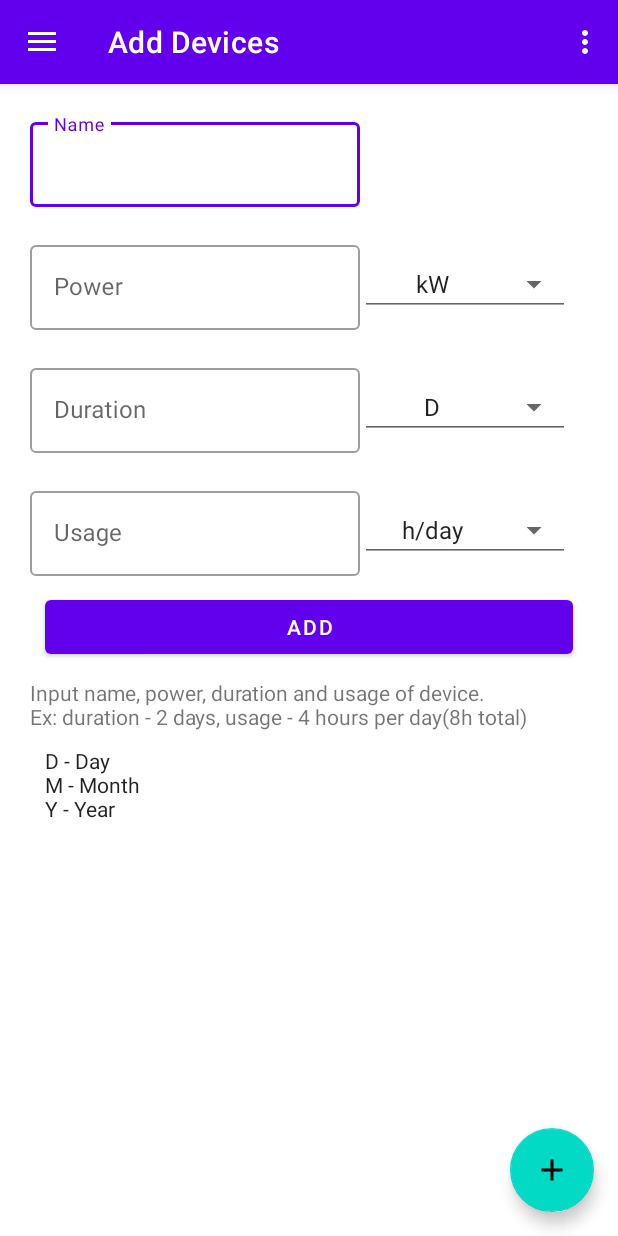
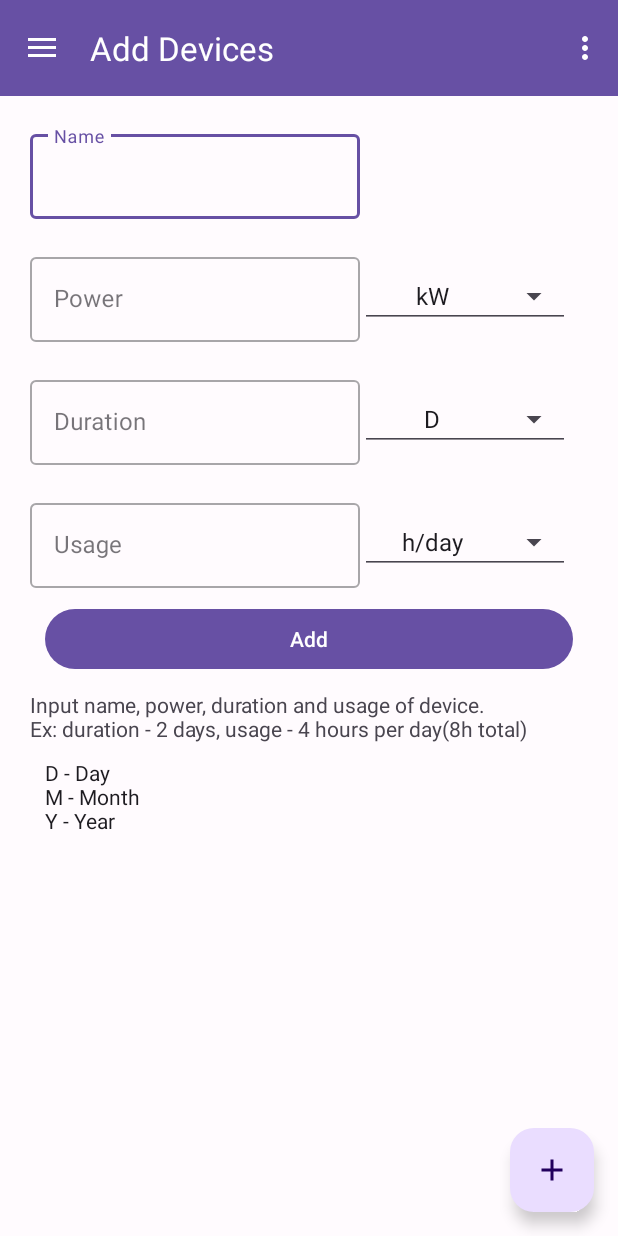
Before and after one commit to Sory-Noroc/ElectricCalculator, an Android app: the screen it shows after launch (MainActivity), on a phone screen of 412 x 824 dp. Run offline under Robolectric (Android 15) with nearby library versions, the phone set to English and light mode, and no system bars; our stand-ins replace navigation-ui.

Commit message:
Changed app theme

```diff
--- a/app/src/main/res/layout/nav_header_main.xml
+++ b/app/src/main/res/layout/nav_header_main.xml
@@ -3,7 +3,7 @@
     xmlns:app="http://schemas.android.com/apk/res-auto"
     android:layout_width="match_parent"
     android:layout_height="@dimen/nav_header_height"
-    android:background="@drawable/side_nav_bar"
+    android:background="?attr/colorPrimary"
     android:gravity="bottom"
     android:orientation="vertical"
     android:paddingLeft="@dimen/activity_horizontal_margin"
--- a/app/src/main/res/values-night/themes.xml
+++ b/app/src/main/res/values-night/themes.xml
@@ -1,16 +1,36 @@
-<resources xmlns:tools="http://schemas.android.com/tools">
-    <!-- Base application theme. -->
-    <style name="Theme.Elecalc" parent="Theme.MaterialComponents.DayNight.DarkActionBar">
-        <!-- Primary brand color. -->
-        <item name="colorPrimary">@color/purple_200</item>
-        <item name="colorPrimaryVariant">@color/purple_700</item>
-        <item name="colorOnPrimary">@color/black</item>
-        <!-- Secondary brand color. -->
-        <item name="colorSecondary">@color/teal_200</item>
-        <item name="colorSecondaryVariant">@color/teal_200</item>
-        <item name="colorOnSecondary">@color/black</item>
-        <!-- Status bar color. -->
-        <item name="android:statusBarColor">?attr/colorPrimaryVariant</item>
-        <!-- Customize your theme here. -->
+
+<resources>
+    <style name="Theme.Elecalc" parent="Theme.Material3.Dark.NoActionBar">
+        <item name="colorPrimary">@color/md_theme_dark_primary</item>
+        <item name="colorOnPrimary">@color/md_theme_dark_onPrimary</item>
+        <item name="colorPrimaryContainer">@color/md_theme_dark_primaryContainer</item>
+        <item name="colorOnPrimaryContainer">@color/md_theme_dark_onPrimaryContainer</item>
+        <item name="colorSecondary">@color/md_theme_dark_secondary</item>
+        <item name="colorOnSecondary">@color/md_theme_dark_onSecondary</item>
+        <item name="colorSecondaryContainer">@color/md_theme_dark_secondaryContainer</item>
+        <item name="colorOnSecondaryContainer">@color/md_theme_dark_onSecondaryContainer</item>
+        <item name="colorTertiary">@color/md_theme_dark_tertiary</item>
+        <item name="colorOnTertiary">@color/md_theme_dark_onTertiary</item>
+        <item name="colorTertiaryContainer">@color/md_theme_dark_tertiaryContainer</item>
+        <item name="colorOnTertiaryContainer">@color/md_theme_dark_onTertiaryContainer</item>
+        <item name="colorError">@color/md_theme_dark_error</item>
+        <item name="colorOnError">@color/md_theme_dark_onError</item>
+        <item name="colorErrorContainer">@color/md_theme_dark_errorContainer</item>
+        <item name="colorOnErrorContainer">@color/md_theme_dark_onErrorContainer</item>
+        <item name="colorOutline">@color/md_theme_dark_outline</item>
+        <item name="android:colorBackground">@color/md_theme_dark_background</item>
+        <item name="colorOnBackground">@color/md_theme_dark_onBackground</item>
+        <item name="colorSurface">@color/md_theme_dark_surface</item>
+        <item name="colorOnSurface">@color/md_theme_dark_onSurface</item>
+        <item name="colorSurfaceVariant">@color/md_theme_dark_surfaceVariant</item>
+        <item name="colorOnSurfaceVariant">@color/md_theme_dark_onSurfaceVariant</item>
+        <item name="colorSurfaceInverse">@color/md_theme_dark_inverseSurface</item>
+        <item name="colorOnSurfaceInverse">@color/md_theme_dark_inverseOnSurface</item>
+        <item name="colorPrimaryInverse">@color/md_theme_dark_inversePrimary</item>
     </style>
+
+    <style name="Theme.Elecalc.DrawerBackground" parent="ThemeOverlay.AppCompat.Dark">
+        <item name="background">@color/md_theme_dark_primary</item>
+    </style>
+
 </resources>
--- a/app/src/main/res/values/colors.xml
+++ b/app/src/main/res/values/colors.xml
@@ -1,10 +1,64 @@
-<?xml version="1.0" encoding="utf-8"?>
+
 <resources>
-    <color name="purple_200">#FFBB86FC</color>
-    <color name="purple_500">#FF6200EE</color>
-    <color name="purple_700">#FF3700B3</color>
-    <color name="teal_200">#FF03DAC5</color>
-    <color name="teal_700">#FF018786</color>
-    <color name="black">#FF000000</color>
-    <color name="white">#FFFFFFFF</color>
+    <color name="seed">#6750A4</color>
+    <color name="md_theme_light_primary">#6750A4</color>
+    <color name="md_theme_light_onPrimary">#FFFFFF</color>
+    <color name="md_theme_light_primaryContainer">#EADDFF</color>
+    <color name="md_theme_light_onPrimaryContainer">#21005D</color>
+    <color name="md_theme_light_secondary">#625B71</color>
+    <color name="md_theme_light_onSecondary">#FFFFFF</color>
+    <color name="md_theme_light_secondaryContainer">#E8DEF8</color>
+    <color name="md_theme_light_onSecondaryContainer">#1D192B</color>
+    <color name="md_theme_light_tertiary">#7D5260</color>
+    <color name="md_theme_light_onTertiary">#FFFFFF</color>
+    <color name="md_theme_light_tertiaryContainer">#FFD8E4</color>
+    <color name="md_theme_light_onTertiaryContainer">#31111D</color>
+    <color name="md_theme_light_error">#B3261E</color>
+    <color name="md_theme_light_onError">#FFFFFF</color>
+    <color name="md_theme_light_errorContainer">#F9DEDC</color>
+    <color name="md_theme_light_onErrorContainer">#410E0B</color>
+    <color name="md_theme_light_outline">#79747E</color>
+    <color name="md_theme_light_background">#FFFBFE</color>
+    <color name="md_theme_light_onBackground">#1C1B1F</color>
+    <color name="md_theme_light_surface">#FFFBFE</color>
+    <color name="md_theme_light_onSurface">#1C1B1F</color>
+    <color name="md_theme_light_surfaceVariant">#E7E0EC</color>
+    <color name="md_theme_light_onSurfaceVariant">#49454F</color>
+    <color name="md_theme_light_inverseSurface">#313033</color>
+    <color name="md_theme_light_inverseOnSurface">#F4EFF4</color>
+    <color name="md_theme_light_inversePrimary">#D0BCFF</color>
+    <color name="md_theme_light_shadow">#000000</color>
+    <color name="md_theme_light_surfaceTint">#6750A4</color>
+    <color name="md_theme_light_outlineVariant">#CAC4D0</color>
+    <color name="md_theme_light_scrim">#000000</color>
+    <color name="md_theme_dark_primary">#D0BCFF</color>
+    <color name="md_theme_dark_onPrimary">#381E72</color>
+    <color name="md_theme_dark_primaryContainer">#4F378B</color>
+    <color name="md_theme_dark_onPrimaryContainer">#EADDFF</color>
+    <color name="md_theme_dark_secondary">#CCC2DC</color>
+    <color name="md_theme_dark_onSecondary">#332D41</color>
+    <color name="md_theme_dark_secondaryContainer">#4A4458</color>
+    <color name="md_theme_dark_onSecondaryContainer">#E8DEF8</color>
+    <color name="md_theme_dark_tertiary">#EFB8C8</color>
+    <color name="md_theme_dark_onTertiary">#492532</color>
+    <color name="md_theme_dark_tertiaryContainer">#633B48</color>
+    <color name="md_theme_dark_onTertiaryContainer">#FFD8E4</color>
+    <color name="md_theme_dark_error">#F2B8B5</color>
+    <color name="md_theme_dark_onError">#601410</color>
+    <color name="md_theme_dark_errorContainer">#8C1D18</color>
+    <color name="md_theme_dark_onErrorContainer">#F9DEDC</color>
+    <color name="md_theme_dark_outline">#938F99</color>
+    <color name="md_theme_dark_background">#1C1B1F</color>
+    <color name="md_theme_dark_onBackground">#E6E1E5</color>
+    <color name="md_theme_dark_surface">#1C1B1F</color>
+    <color name="md_theme_dark_onSurface">#E6E1E5</color>
+    <color name="md_theme_dark_surfaceVariant">#49454F</color>
+    <color name="md_theme_dark_onSurfaceVariant">#CAC4D0</color>
+    <color name="md_theme_dark_inverseSurface">#E6E1E5</color>
+    <color name="md_theme_dark_inverseOnSurface">#313033</color>
+    <color name="md_theme_dark_inversePrimary">#6750A4</color>
+    <color name="md_theme_dark_shadow">#000000</color>
+    <color name="md_theme_dark_surfaceTint">#D0BCFF</color>
+    <color name="md_theme_dark_outlineVariant">#49454F</color>
+    <color name="md_theme_dark_scrim">#000000</color>
 </resources>
--- a/app/src/main/res/values/themes.xml
+++ b/app/src/main/res/values/themes.xml
@@ -1,17 +1,31 @@
-<resources xmlns:tools="http://schemas.android.com/tools">
-    <!-- Base application theme. -->
-    <style name="Theme.Elecalc" parent="Theme.MaterialComponents.DayNight.DarkActionBar">
-        <!-- Primary brand color. -->
-        <item name="colorPrimary">@color/purple_500</item>
-        <item name="colorPrimaryVariant">@color/purple_700</item>
-        <item name="colorOnPrimary">@color/white</item>
-        <!-- Secondary brand color. -->
-        <item name="colorSecondary">@color/teal_200</item>
-        <item name="colorSecondaryVariant">@color/teal_700</item>
-        <item name="colorOnSecondary">@color/black</item>
-        <!-- Status bar color. -->
-        <item name="android:statusBarColor">?attr/colorPrimaryVariant</item>
-        <!-- Customize your theme here. -->
+<resources>
+    <style name="Theme.Elecalc" parent="Theme.Material3.Light.NoActionBar">
+        <item name="colorPrimary">@color/md_theme_light_primary</item>
+        <item name="colorOnPrimary">@color/md_theme_light_onPrimary</item>
+        <item name="colorPrimaryContainer">@color/md_theme_light_primaryContainer</item>
+        <item name="colorOnPrimaryContainer">@color/md_theme_light_onPrimaryContainer</item>
+        <item name="colorSecondary">@color/md_theme_light_secondary</item>
+        <item name="colorOnSecondary">@color/md_theme_light_onSecondary</item>
+        <item name="colorSecondaryContainer">@color/md_theme_light_secondaryContainer</item>
+        <item name="colorOnSecondaryContainer">@color/md_theme_light_onSecondaryContainer</item>
+        <item name="colorTertiary">@color/md_theme_light_tertiary</item>
+        <item name="colorOnTertiary">@color/md_theme_light_onTertiary</item>
+        <item name="colorTertiaryContainer">@color/md_theme_light_tertiaryContainer</item>
+        <item name="colorOnTertiaryContainer">@color/md_theme_light_onTertiaryContainer</item>
+        <item name="colorError">@color/md_theme_light_error</item>
+        <item name="colorOnError">@color/md_theme_light_onError</item>
+        <item name="colorErrorContainer">@color/md_theme_light_errorContainer</item>
+        <item name="colorOnErrorContainer">@color/md_theme_light_onErrorContainer</item>
+        <item name="colorOutline">@color/md_theme_light_outline</item>
+        <item name="android:colorBackground">@color/md_theme_light_background</item>
+        <item name="colorOnBackground">@color/md_theme_light_onBackground</item>
+        <item name="colorSurface">@color/md_theme_light_surface</item>
+        <item name="colorOnSurface">@color/md_theme_light_onSurface</item>
+        <item name="colorSurfaceVariant">@color/md_theme_light_surfaceVariant</item>
+        <item name="colorOnSurfaceVariant">@color/md_theme_light_onSurfaceVariant</item>
+        <item name="colorSurfaceInverse">@color/md_theme_light_inverseSurface</item>
+        <item name="colorOnSurfaceInverse">@color/md_theme_light_inverseOnSurface</item>
+        <item name="colorPrimaryInverse">@color/md_theme_light_inversePrimary</item>
     </style>
 
     <style name="Theme.Elecalc.NoActionBar">
@@ -19,7 +33,8 @@
         <item name="windowNoTitle">true</item>
     </style>
 
-    <style name="Theme.Elecalc.AppBarOverlay" parent="ThemeOverlay.AppCompat.Dark.ActionBar" />
+    <style name="Theme.Elecalc.AppBarOverlay" parent="ThemeOverlay.AppCompat.Dark.ActionBar"/>
 
-    <style name="Theme.Elecalc.PopupOverlay" parent="ThemeOverlay.AppCompat.Light" />
+    <style name="Theme.Elecalc.PopupOverlay" parent="ThemeOverlay.AppCompat.Light"/>
+
 </resources>
```
